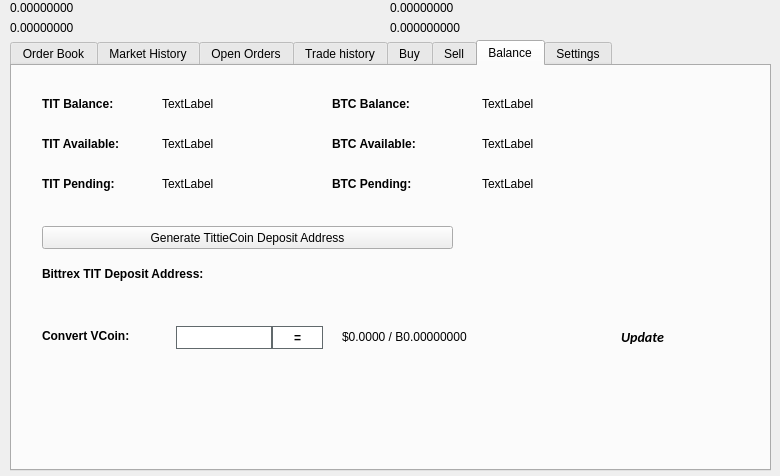
Above: src/qt/forms/tradingdialog.ui from Limitless-VIP/Limitless before the change. Below: the same form after it.
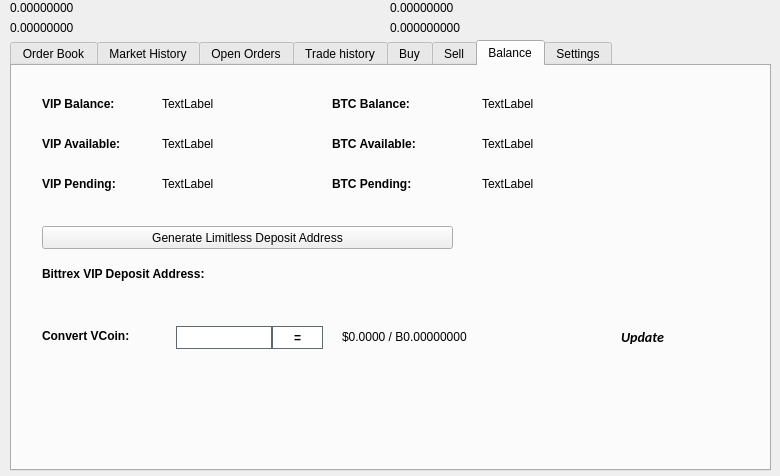
That is the form after the change. The open tabs and pages were chosen to show the change. Icons and pictures are not drawn.

Patch:
```diff
--- a/src/qt/forms/tradingdialog.ui
+++ b/src/qt/forms/tradingdialog.ui
@@ -2762,7 +2762,7 @@
       </font>
      </property>
      <property name="text">
-      <string>TIT Balance:</string>
+      <string>VIP Balance:</string>
      </property>
     </widget>
     <widget class="QLabel" name="label_12">
@@ -2813,7 +2813,7 @@
       </font>
      </property>
      <property name="text">
-      <string>TIT Available:</string>
+      <string>VIP Available:</string>
      </property>
     </widget>
     <widget class="QLabel" name="label_14">
@@ -2832,7 +2832,7 @@
       </font>
      </property>
      <property name="text">
-      <string>TIT Pending:</string>
+      <string>VIP Pending:</string>
      </property>
     </widget>
     <widget class="QLabel" name="TITPendingLabel">
@@ -2928,7 +2928,7 @@
       </font>
      </property>
      <property name="text">
-      <string>Bittrex TIT Deposit Address:</string>
+      <string>Bittrex VIP Deposit Address:</string>
      </property>
     </widget>
     <widget class="QPushButton" name="GenDepositBTN">
@@ -2941,7 +2941,7 @@
       </rect>
      </property>
      <property name="text">
-      <string>Generate TittieCoin Deposit Address</string>
+      <string>Generate Limitless Deposit Address</string>
      </property>
      <property name="icon">
       <iconset resource="../tittiecoin.qrc">
```
Left out of the diff: 46 changed lines with no effect on the pictures.
